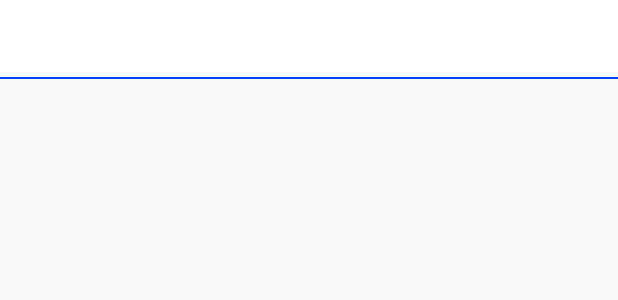
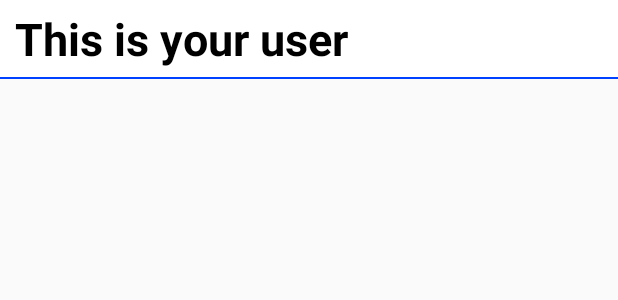
Before and after one commit to SlavaRotar/ChatApplication, an Android app built with Jetpack Compose: the layout user_layout.xml on its own in the app's theme, with its tools: preview values and no code run, on a phone screen of 412 x 824 dp. Shown: the top 300 px of the screen. Run offline under Robolectric (Android 15) with nearby library versions, the phone set to English and light mode, and no system bars.

```diff
--- a/app/src/main/res/layout/user_layout.xml
+++ b/app/src/main/res/layout/user_layout.xml
@@ -10,7 +10,7 @@
             android:layout_width="wrap_content"
             android:layout_height="wrap_content"
             android:textColor="@color/black"
-            android:text=""
+            android:text="This is your user"
             android:textSize="30sp"
             android:textStyle="bold"
             android:layout_marginLeft="10dp"/>
```
Also changed, not shown: app/src/main/res/drawable/sendimage.png.
